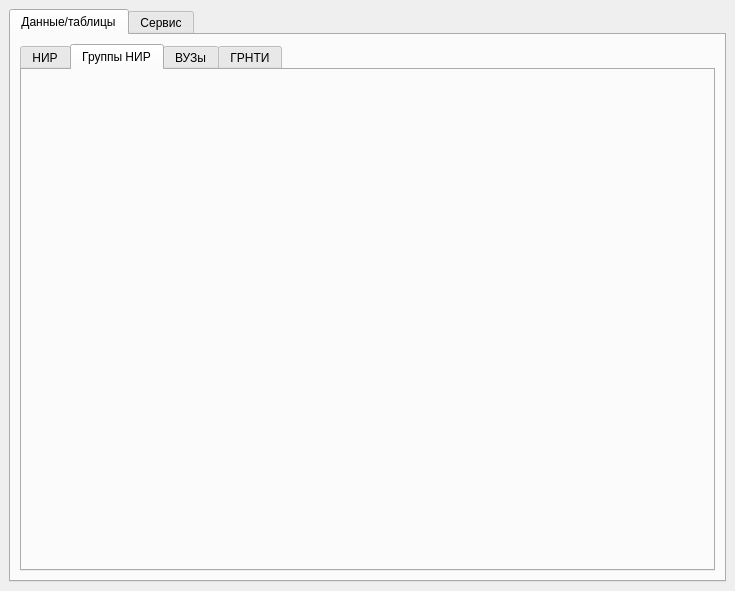
Qt form MainForm.ui (VaninaAY/SYBD) before a commit.
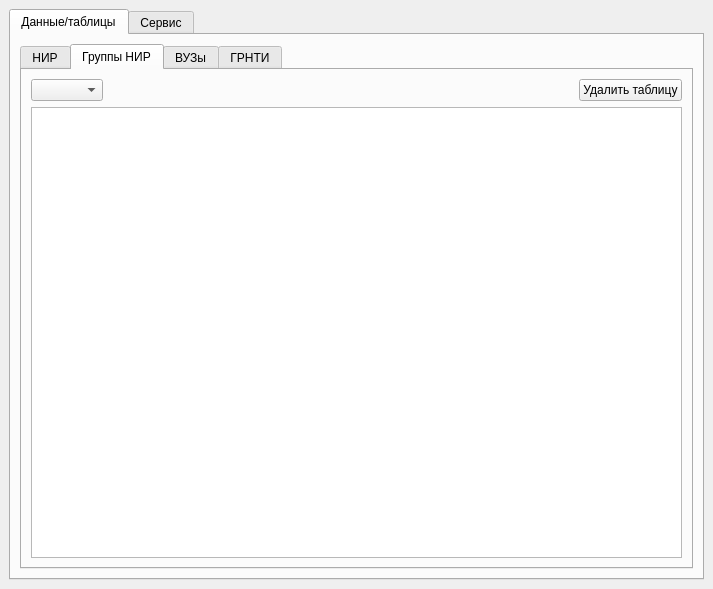
The same form after that commit. The open tabs and pages were chosen to show the change.

Commit message: sorted_combobox, view group table, moved from all_project

```diff
--- a/MainForm.ui
+++ b/MainForm.ui
@@ -6,8 +6,8 @@
    <rect>
     <x>0</x>
     <y>0</y>
-    <width>735</width>
-    <height>591</height>
+    <width>713</width>
+    <height>589</height>
    </rect>
   </property>
   <property name="windowTitle">
@@ -107,6 +107,38 @@
            <attribute name="title">
             <string>Группы НИР</string>
            </attribute>
+           <layout class="QVBoxLayout" name="verticalLayout_5">
+            <item>
+             <layout class="QHBoxLayout" name="horizontalLayout_4">
+              <item>
+               <widget class="QComboBox" name="CMB_table_name"/>
+              </item>
+              <item>
+               <spacer name="horizontalSpacer_2">
+                <property name="orientation">
+                 <enum>Qt::Horizontal</enum>
+                </property>
+                <property name="sizeHint" stdset="0">
+                 <size>
+                  <width>188</width>
+                  <height>20</height>
+                 </size>
+                </property>
+               </spacer>
+              </item>
+              <item>
+               <widget class="QPushButton" name="btn_detete_table">
+                <property name="text">
+                 <string>Удалить таблицу</string>
+                </property>
+               </widget>
+              </item>
+             </layout>
+            </item>
+            <item>
+             <widget class="QTableView" name="tableGroups"/>
+            </item>
+           </layout>
           </widget>
           <widget class="QWidget" name="tab_4">
            <attribute name="title">
```
The commit also changes 3 other files.
